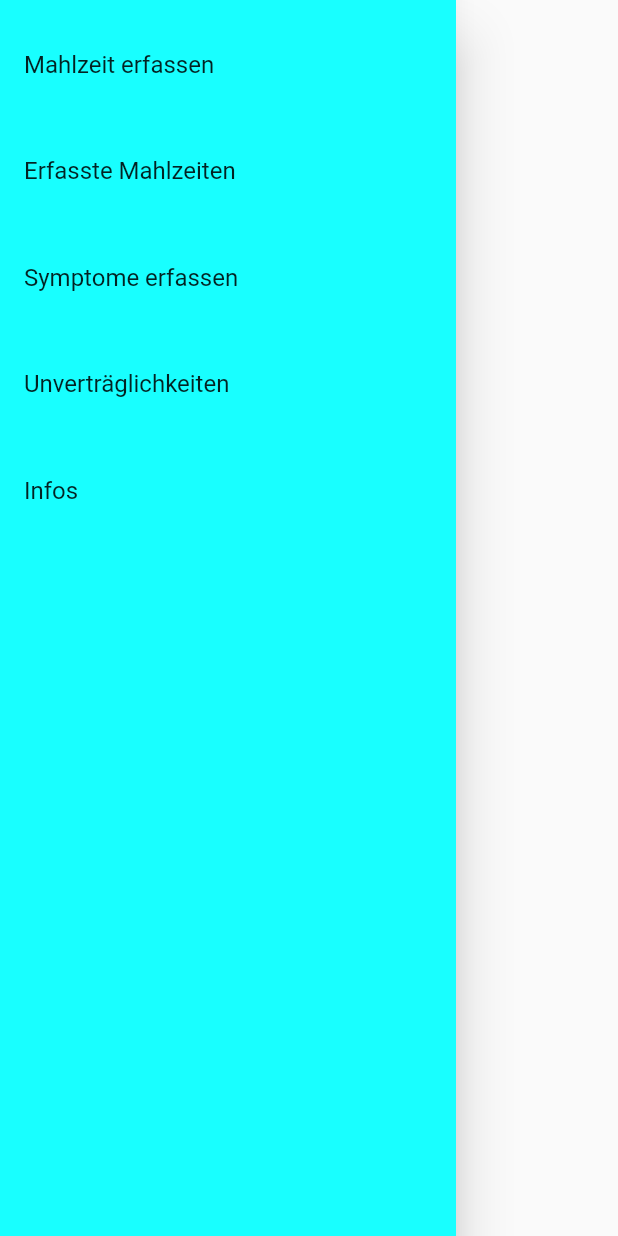
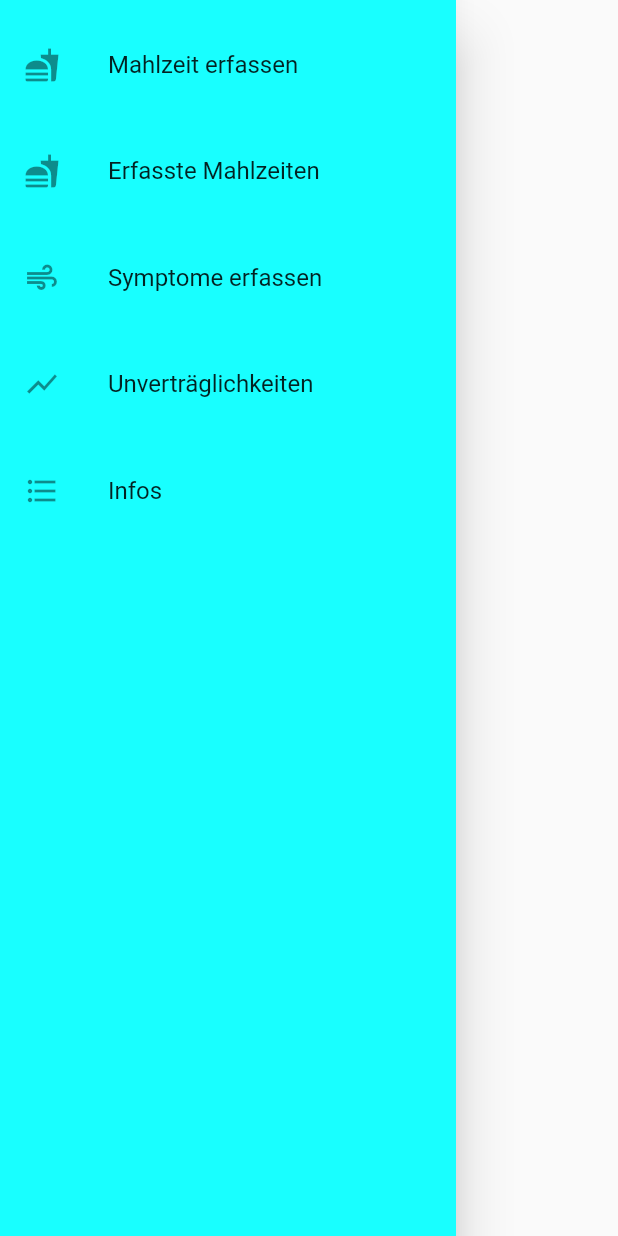
Before and after one commit to Thoughtness/Inner-Peace, a Flutter app: what menu() shows on an empty page, opened directly, on a phone screen of 412 x 824 dp. Run offline on Flutter 3.47's test engine with Material 2 defaults, Android fonts, the phone set to English and light mode, and no system bars.

Commit message:
added icons to menue

```diff
--- a/lib/navigationMenu.dart
+++ b/lib/navigationMenu.dart
@@ -13,22 +13,27 @@ class menu extends StatelessWidget {
               children: [
                 const SizedBox(height: 15),
                 ListTile(
+                  leading: Icon(Icons.fastfood),
                   title: Text('Mahlzeit erfassen'),
                 ),
                 const SizedBox(height: 15),
                 ListTile(
+                  leading: Icon(Icons.fastfood),
                   title: Text('Erfasste Mahlzeiten'),
                 ),
                 const SizedBox(height: 15),
                 ListTile(
+                  leading: Icon(Icons.air),
                   title: Text('Symptome erfassen'),
                 ),
                 const SizedBox(height: 15),
                 ListTile(
+                  leading: Icon(Icons.show_chart),
                   title: Text('Unverträglichkeiten'),
                 ),
                 const SizedBox(height: 15),
                 ListTile(
+                  leading: Icon(Icons.format_list_bulleted),
                   title: Text('Infos'),
                 ),
               ],
```
